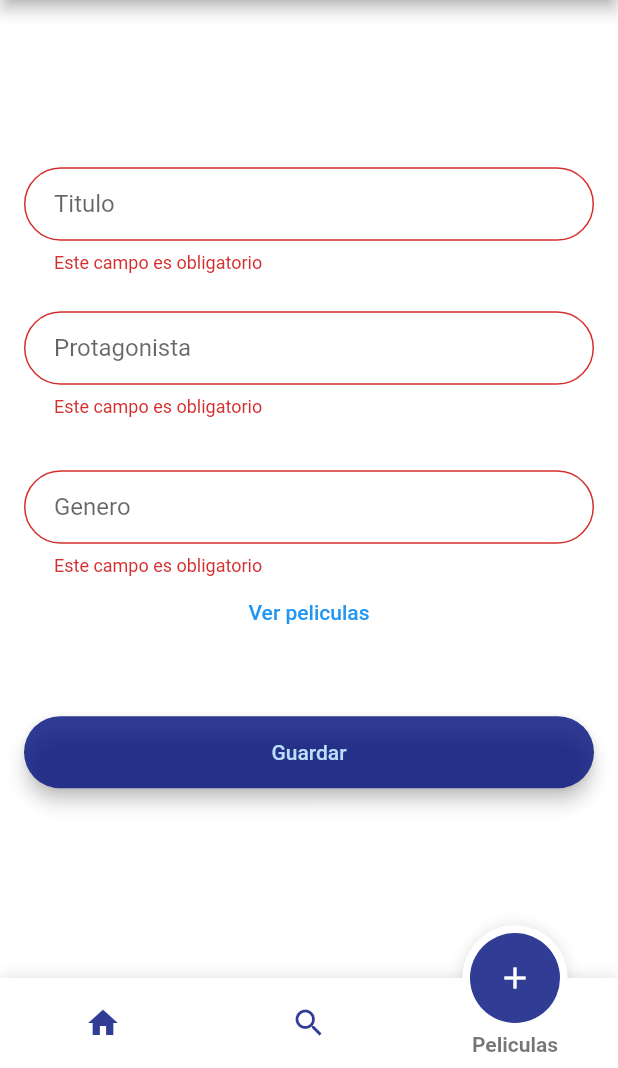
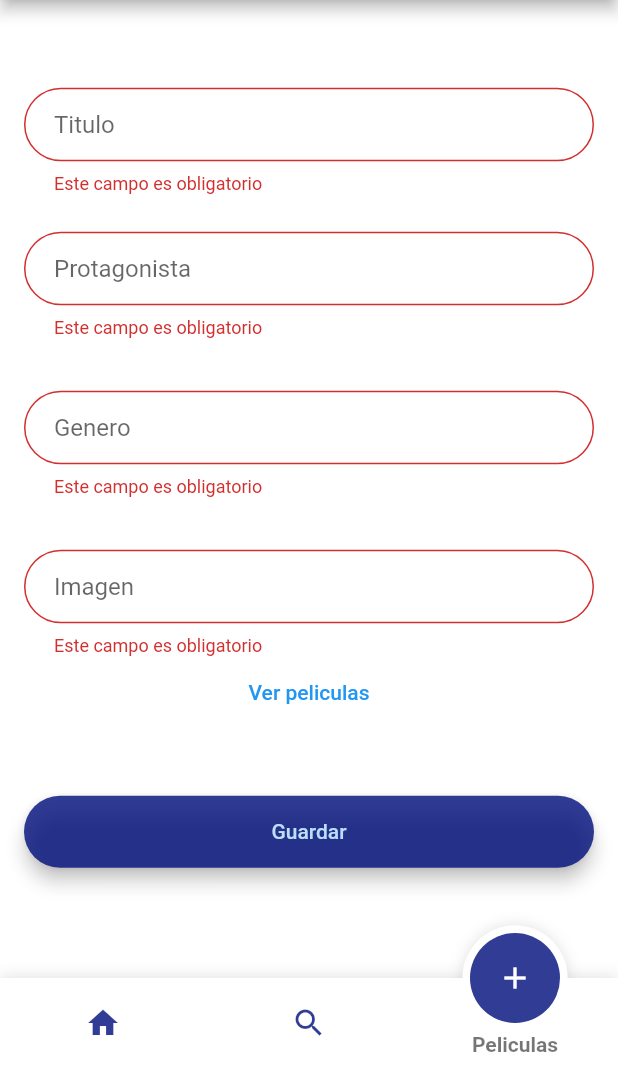
Before and after one commit to KarenDev01/moviesapp1, a Flutter app: the screen it shows after launch, item 3 of the bottom bar chosen, after a tap on "Guardar", on a phone screen of 412 x 824 dp, the part 168-1236 px from its top. Run offline on Flutter 3.47's test engine with Material 2 defaults, Android fonts, the phone set to English and light mode, and no system bars; drawn by our look-alikes of fancy_bottom_navigation; our stand-ins replace carousel_slider, cloud_firestore, firebase_core, flutter_rating_bar; missing offline and left inert: dart:ffi; accounts and stored records are empty; network calls fail.

Commit message:
seventh commit

```diff
--- a/lib/models/movie.dart
+++ b/lib/models/movie.dart
@@ -5,15 +5,17 @@ class Movie {
   String? titulo;
   String? protagonista;
   String? genero;
-  Int? like;
-  Int? love;
-  Int? sad;
-  Int? dislike;
+  String? img;
+  String? like;
+  String? love;
+  String? sad;
+  String? dislike;
   Movie(
       {this.uid,
       this.titulo,
       this.protagonista,
       this.genero,
+      this.img,
       this.like,
       this.love,
       this.sad,
--- a/lib/pages/addpage.dart
+++ b/lib/pages/addpage.dart
@@ -15,10 +15,7 @@ class _AddPage extends State<AddPage> {
   final _movie_titulo = TextEditingController();
   final _movie_protagonista = TextEditingController();
   final _movie_genero = TextEditingController();
-  final _movie_like = 0;
-  final _movie_love = 0;
-  final _movie_sad = 0;
-  final _movie_dislike = 0;
+  final _movie_img = TextEditingController();
 
   final GlobalKey<FormState> _formKey = GlobalKey<FormState>();
 
@@ -64,6 +61,20 @@ class _AddPage extends State<AddPage> {
             border:
                 OutlineInputBorder(borderRadius: BorderRadius.circular(32.0))));
 
+    final imgField = TextFormField(
+        controller: _movie_img,
+        autofocus: false,
+        validator: (value) {
+          if (value == null || value.trim().isEmpty) {
+            return 'Este campo es obligatorio';
+          }
+        },
+        decoration: InputDecoration(
+            contentPadding: const EdgeInsets.fromLTRB(20.0, 15.0, 20.0, 15.0),
+            hintText: "Imagen",
+            border:
+                OutlineInputBorder(borderRadius: BorderRadius.circular(32.0))));
+
     final viewListbutton = TextButton(
         onPressed: () {
           Navigator.pushAndRemoveUntil<dynamic>(
@@ -86,13 +97,15 @@ class _AddPage extends State<AddPage> {
         onPressed: () async {
           if (_formKey.currentState!.validate()) {
             var response = await FirebaseCrud.addMovie(
-                titulo: _movie_titulo.text,
-                protagonista: _movie_protagonista.text,
-                genero: _movie_genero.text,
-                like: _movie_like,
-                love: _movie_love,
-                sad: _movie_sad,
-                dislike: _movie_dislike);
+              titulo: _movie_titulo.text,
+              protagonista: _movie_protagonista.text,
+              genero: _movie_genero.text,
+              img: _movie_img.text,
+              like: 0,
+              dislike: 0,
+              love: 0,
+              sad: 0,
+            );
 
             if (response.code != 200) {
               showDialog(
@@ -143,6 +156,8 @@ class _AddPage extends State<AddPage> {
                   positionField,
                   const SizedBox(height: 35.0),
                   contactField,
+                  const SizedBox(height: 35.0),
+                  imgField,
                   viewListbutton,
                   const SizedBox(height: 45.0),
                   SaveButon,
--- a/lib/pages/buttoms.dart
+++ b/lib/pages/buttoms.dart
@@ -70,7 +70,8 @@ class _ButtomsState extends State<Buttoms> {
                 backgroundColor: Colors.white,
                 child: Container(
                   height: 40,
-                  child: Image.asset('assets/mal.jpeg'),
+                  child: Image.network(
+                      'https://cdn-icons-png.flaticon.com/512/4466/4466315.png'),
                 )),
           ]),
           SizedBox(height: 10),
@@ -142,7 +143,8 @@ class _ButtomsState extends State<Buttoms> {
                 children: <Widget>[
                   Container(
                     width: 40,
-                    child: Image.asset('assets/mal.jpeg'),
+                    child: Image.network(
+                        'https://cdn-icons-png.flaticon.com/512/4466/4466315.png'),
                   ),
                   Container(
                       width: MediaQuery.of(context).size.width * 0.5,
--- a/lib/pages/home.dart
+++ b/lib/pages/home.dart
@@ -2,16 +2,19 @@ import 'package:carousel_slider/carousel_slider.dart';
 import 'package:flutter/material.dart';
 import 'package:movieapp/services/constants.dart';
 import 'package:movieapp/pages/context.dart';
+import 'package:cloud_firestore/cloud_firestore.dart';
+import '../services/firebase_crud.dart';
 
 class Home extends StatefulWidget {
   Home({Key? key}) : super(key: key);
   final GlobalKey<NavigatorState> navigatorKey = GlobalKey<NavigatorState>();
-
   @override
   State<Home> createState() => _HomeState();
 }
 
 class _HomeState extends State<Home> {
+  final List<Map<String, dynamic>> _allMoviesImg = [];
+
   @override
   Widget build(BuildContext context) {
     Size size = MediaQuery.of(context).size;
@@ -57,7 +60,8 @@ class _HomeState extends State<Home> {
           margin: EdgeInsets.fromLTRB(10, 20, 10, 20),
           child: ClipRRect(
             borderRadius: BorderRadius.all(Radius.circular(25.0)),
-            child: Image.asset("assets/matrix.jpg"),
+            child: Image.network(
+                "https://i0.wp.com/imgs.hipertextual.com/wp-content/uploads/2019/03/hipertextual-20-anos-matrix-todo-que-nos-dejo-gran-pantalla-2019078274.jpg?fit=1200%2C800&quality=60&strip=all&ssl=1"),
           ),
         ),
       ),
@@ -141,14 +145,15 @@ final List<Map<String, dynamic>> _allMovies = [
     "name": "Sonyc 2 la pelicula",
     "age": 2022,
     "image":
-        'https://encrypted-tbn3.gstatic.com/images?q=tbn:ANd9GcQre31EeKplZHc5Mtfur-CgF_2bOq9fiHiFA0nY-mLG5BUellCi',
+        'https://es.web.img3.acsta.net/pictures/22/02/18/10/20/5195258.jpg',
     "genre": 'Aventura/Fantasia',
   },
   {
     "id": 2,
     "name": "Encanto",
     "age": 2021,
-    "image": 'https://pics.filmaffinity.com/Encanto-153413687-large.jpg',
+    "image":
+        'https://static.wikia.nocookie.net/disney/images/b/bc/Encanto_poster_2.JPG/revision/latest?cb=20211002154907&path-prefix=es',
     "genre": 'Musical/Infantil'
   },
   {
--- a/lib/pages/listpage.dart
+++ b/lib/pages/listpage.dart
@@ -15,6 +15,7 @@ class ListPage extends StatefulWidget {
 
 class _ListPage extends State<ListPage> {
   final Stream<QuerySnapshot> collectionReference = FirebaseCrud.readMovie();
+
   //FirebaseFirestore.instance.collection('Movie').snapshots();
   @override
   Widget build(BuildContext context) {
```
Also changed, not shown: lib/pages/editpage.dart (+18 -0 lines), lib/services/firebase_crud.dart (+10 -2 lines).
